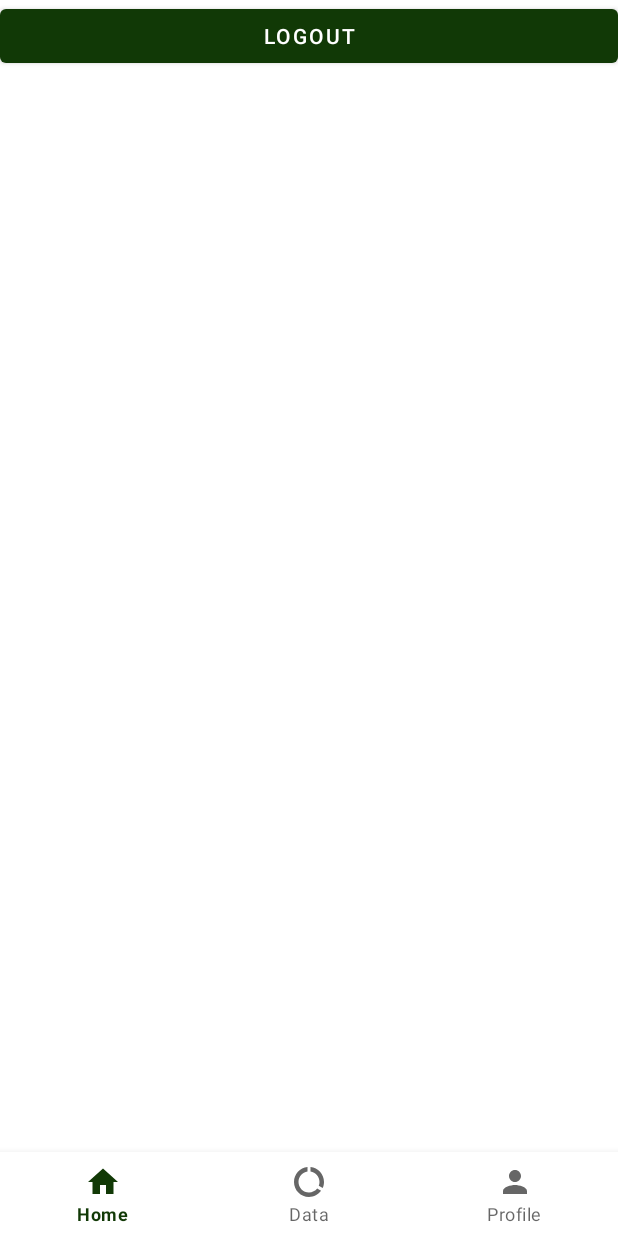
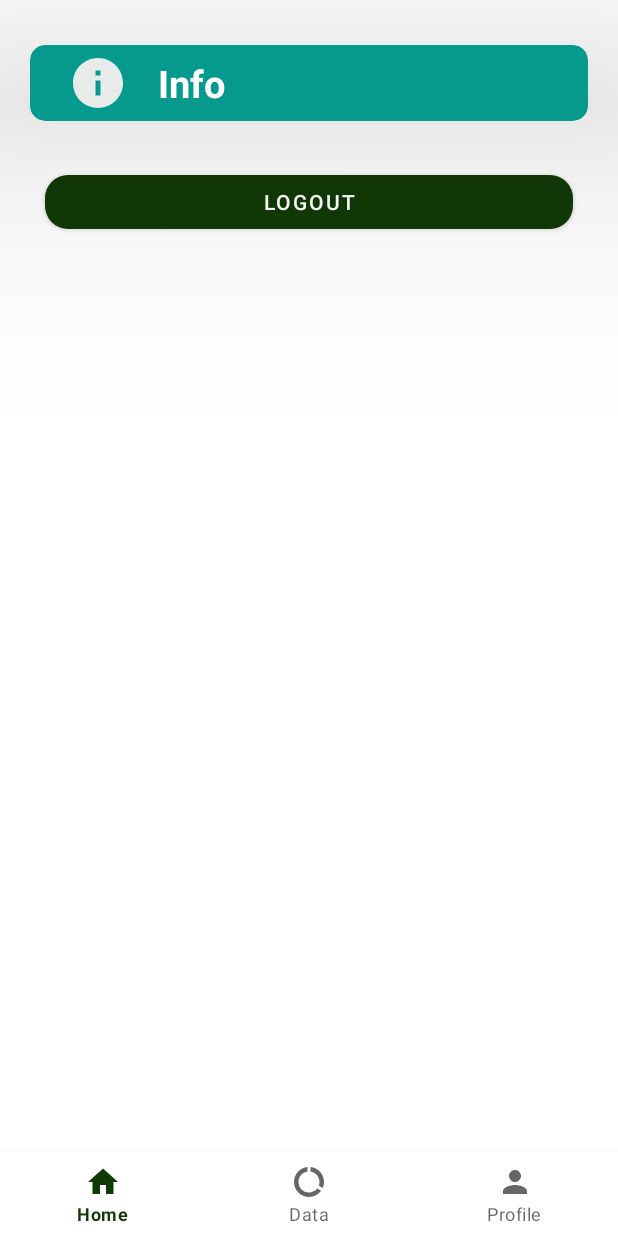
Before and after one commit to rian0502/colalin, an Android app: the fragment ProfileFragment placed in its activity, on a phone screen of 412 x 824 dp. Run offline under Robolectric (Android 15) with nearby library versions, the phone set to English and light mode, and no system bars; 1 statement that could not run was skipped.

Commit message:
add info in profile

```diff
--- /dev/null
+++ b/app/src/main/res/drawable/ic_info.xml
@@ -0,0 +1,5 @@
+<vector android:alpha="0.94" android:height="24dp"
+    android:tint="#F6F1F1" android:viewportHeight="24"
+    android:viewportWidth="24" android:width="24dp" xmlns:android="http://schemas.android.com/apk/res/android">
+    <path android:fillColor="@android:color/white" android:pathData="M12,2C6.48,2 2,6.48 2,12s4.48,10 10,10 10,-4.48 10,-10S17.52,2 12,2zM13,17h-2v-6h2v6zM13,9h-2L11,7h2v2z"/>
+</vector>
--- a/app/src/main/res/layout/fragment_profile.xml
+++ b/app/src/main/res/layout/fragment_profile.xml
@@ -1,15 +1,56 @@
 <?xml version="1.0" encoding="utf-8"?>
 <LinearLayout xmlns:android="http://schemas.android.com/apk/res/android"
+    xmlns:app="http://schemas.android.com/apk/res-auto"
     xmlns:tools="http://schemas.android.com/tools"
     android:layout_width="match_parent"
     android:layout_height="match_parent"
+    android:orientation="vertical"
     tools:context=".homeView.ProfileFragment">
 
-    <Button
+    <androidx.cardview.widget.CardView
+        android:id="@+id/menu_info"
+        android:layout_width="match_parent"
+        android:layout_height="wrap_content"
+        android:layout_marginStart="20sp"
+        android:layout_marginTop="30dp"
+        android:layout_marginEnd="20sp"
+        android:layout_marginBottom="30sp"
+        android:backgroundTint="#069A8E"
+        android:elevation="100sp"
+        app:cardCornerRadius="10sp"
+        app:cardElevation="100sp">
+
+        <LinearLayout
+            android:layout_width="match_parent"
+            android:layout_height="wrap_content"
+            android:padding="5sp"
+            android:orientation="horizontal">
+
+            <ImageView
+                android:layout_width="40sp"
+                android:layout_height="40sp"
+                android:layout_marginStart="20sp"
+                android:src="@drawable/ic_info" />
+
+            <TextView
+                android:layout_width="wrap_content"
+                android:layout_height="wrap_content"
+                android:layout_gravity="center"
+                android:layout_marginStart="20sp"
+                android:text="Info"
+                android:textColor="@color/white"
+                android:textSize="25sp"
+                android:textStyle="bold" />
+        </LinearLayout>
+    </androidx.cardview.widget.CardView>
+
+    <com.google.android.material.button.MaterialButton
         android:id="@+id/button_logout"
         android:layout_width="match_parent"
         android:layout_height="wrap_content"
+        android:layout_marginStart="30dp"
+        android:layout_marginEnd="30dp"
         android:text="Logout"
-        />
+        app:cornerRadius="15sp" />
 
 </LinearLayout>
```
Also changed, not shown: app/src/main/java/com/belajar/colalin/accountView/FpasswordFragment.java (+13 -0 lines), app/src/main/java/com/belajar/colalin/accountView/LoginFragment.java (+20 -7 lines), app/src/main/res/layout/fragment_fpassword.xml (+57 -1 lines).
